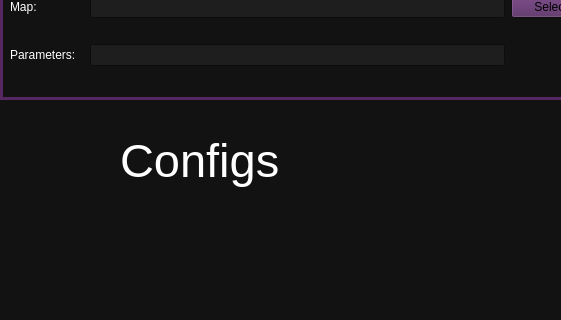
This is serverwindow.ui in metootem/TF2-Dedicated-Server-Manager as Qt 5 draws it before an edit; both pictures show x 0 to 561 and y 310 to 630 of the 800 by 773 pixel window. The edited form follows.
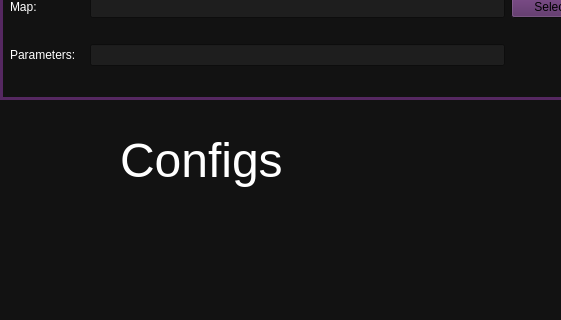
This is the edited form.

What changed in the file:
```diff
--- a/serverwindow.ui
+++ b/serverwindow.ui
@@ -835,7 +835,7 @@
     </property>
     <property name="font">
      <font>
-      <pointsize>35</pointsize>
+      <pointsize>36</pointsize>
      </font>
     </property>
     <property name="text">
```
